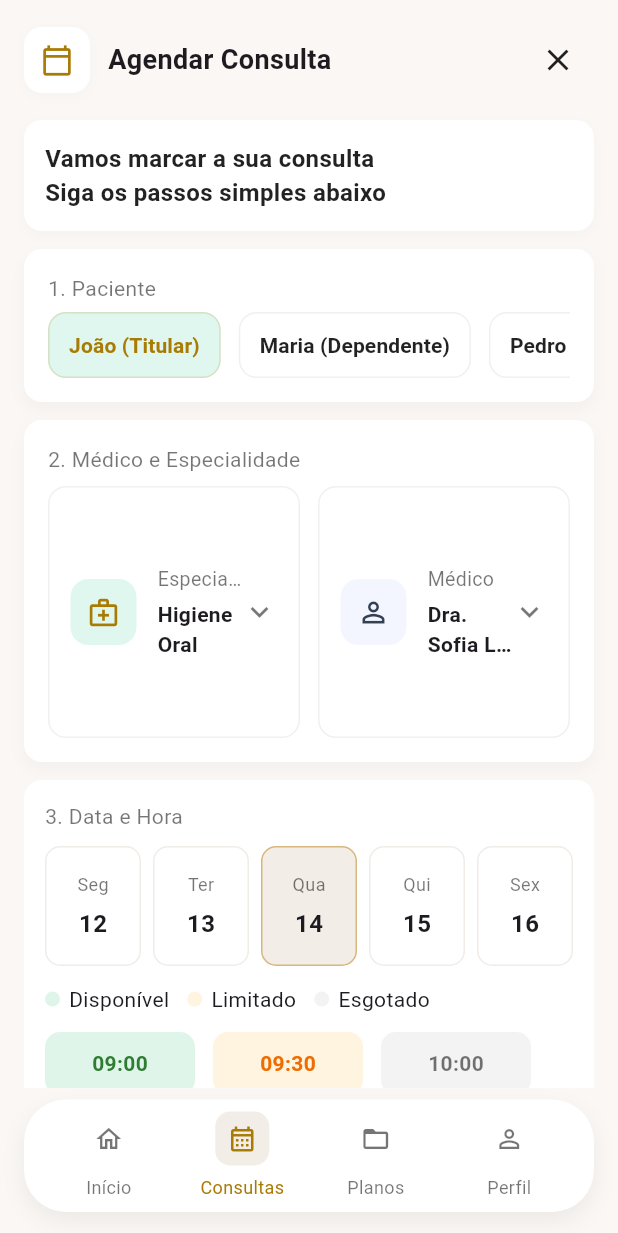
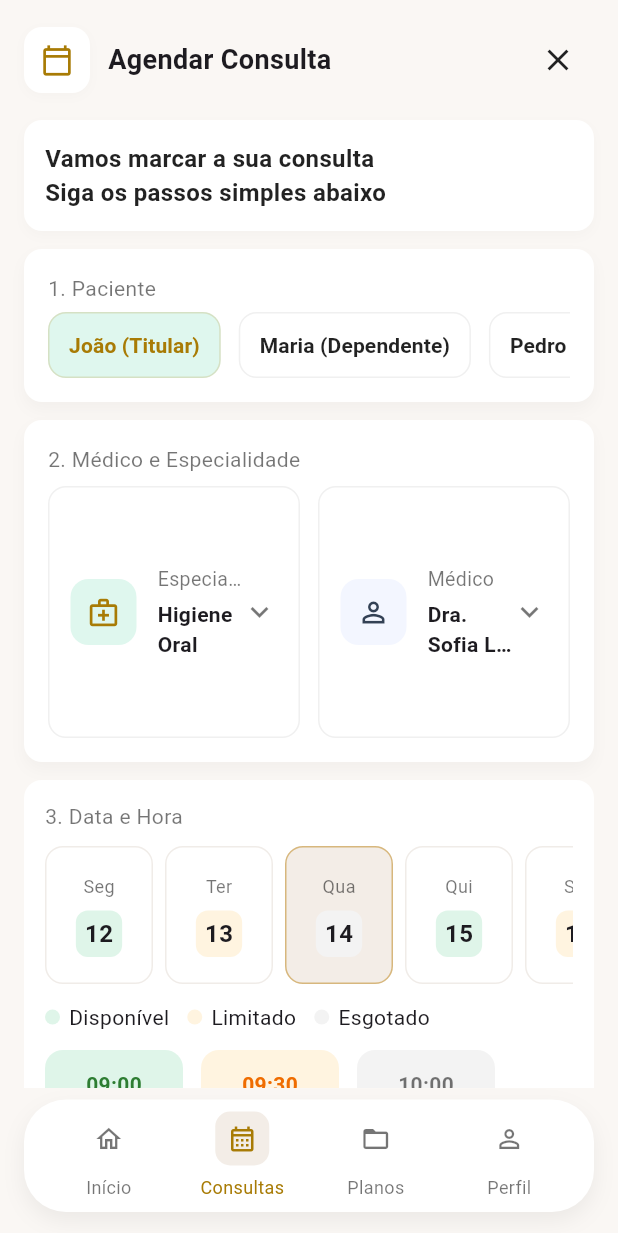
Before and after one commit to pv27643/ClinicaDent-ria, a Flutter app: the MarcarConsulta screen opened by its route, on a phone screen of 412 x 824 dp. Shown: the top 1233 px of the screen. Run offline on Flutter 3.47's test engine with Material 3 defaults, Android fonts, the phone set to English and light mode, and no system bars; our stand-ins replace flutter_dotenv, shared_preferences; accounts and stored records are empty.

```diff
--- a/mobile/lib/main.dart
+++ b/mobile/lib/main.dart
@@ -12,7 +12,6 @@ Future<void> main() async {
 	try {
 		await dotenv.load(fileName: ".env");
 	} catch (_) {
-		// ignore: avoid_print
 		print('No .env file found or error loading env');
 	}
 	runApp(const MyApp());
--- a/mobile/lib/marcar_consulta.dart
+++ b/mobile/lib/marcar_consulta.dart
@@ -14,13 +14,13 @@ class _MarcarConsulta extends State<MarcarConsulta> {
   String? _selectedInsurance;
 
   final List<Map<String, String>> _dateOptions = [
-    {'weekday': 'Seg', 'day': '12'},
-    {'weekday': 'Ter', 'day': '13'},
-    {'weekday': 'Qua', 'day': '14'},
-    {'weekday': 'Qui', 'day': '15'},
-    {'weekday': 'Sex', 'day': '16'},
-    {'weekday': 'Sáb', 'day': '17'},
-    {'weekday': 'Dom', 'day': '18'},
+    {'weekday': 'Seg', 'day': '12', 'month': 'Nov'},
+    {'weekday': 'Ter', 'day': '13', 'month': 'Nov'},
+    {'weekday': 'Qua', 'day': '14', 'month': 'Nov'},
+    {'weekday': 'Qui', 'day': '15', 'month': 'Nov'},
+    {'weekday': 'Sex', 'day': '16', 'month': 'Nov'},
+    {'weekday': 'Sáb', 'day': '17', 'month': 'Nov'},
+    {'weekday': 'Dom', 'day': '18', 'month': 'Nov'},
   ];
 
   final List<Map<String, String>> _timeSlots = [
@@ -318,31 +318,45 @@ class _MarcarConsulta extends State<MarcarConsulta> {
 
                     // dias
                     SizedBox(
-                      height: 80,
+                      height: 92,
                       child: ListView.builder(
                         scrollDirection: Axis.horizontal,
                         itemCount: _dateOptions.length,
                         itemBuilder: (ctx, i) {
                           final d = _dateOptions[i];
                           final selected = _selectedDateIndex == i;
+                          // availability mock: highlight middle as available
+                          final availColor = (i % 3 == 0) ? const Color(0xFFDFF5E9) : (i % 3 == 1) ? const Color(0xFFFFF4E0) : const Color(0xFFF3F3F3);
                           return Padding(
-                            padding: EdgeInsets.only(right: 8),
+                            padding: const EdgeInsets.only(right: 8),
                             child: GestureDetector(
                               onTap: () => setState(() => _selectedDateIndex = i),
                               child: Container(
-                                width: 64,
+                                width: 72,
                                 decoration: BoxDecoration(
                                   color: selected ? const Color(0xFFF3EDE7) : Colors.white,
-                                  borderRadius: BorderRadius.circular(10),
+                                  borderRadius: BorderRadius.circular(12),
                                   border: Border.all(color: selected ? const Color(0xFFD7B77D) : const Color(0xFFF0ECE8)),
                                 ),
-                                padding: const EdgeInsets.symmetric(vertical: 8),
+                                padding: const EdgeInsets.symmetric(vertical: 10, horizontal: 8),
                                 child: Column(
                                   mainAxisAlignment: MainAxisAlignment.center,
                                   children: [
-                                    Text(d['weekday'] ?? '', style: const TextStyle(fontSize: 12, color: Colors.black54)),
-                                    const SizedBox(height: 6),
-                                    Text(d['day'] ?? '', style: const TextStyle(fontSize: 16, fontWeight: FontWeight.w700)),
+                                    Row(
+                                      mainAxisAlignment: MainAxisAlignment.center,
+                                      children: [
+                                        Text(d['weekday'] ?? '', style: const TextStyle(fontSize: 12, color: Colors.black54)),
+                                      ],
+                                    ),
+                                    const SizedBox(height: 8),
+                                    Container(
+                                      padding: const EdgeInsets.symmetric(horizontal: 6, vertical: 4),
+                                      decoration: BoxDecoration(
+                                        color: availColor,
+                                        borderRadius: BorderRadius.circular(8),
+                                      ),
+                                      child: Text(d['day'] ?? '', style: const TextStyle(fontSize: 16, fontWeight: FontWeight.w700)),
+                                    ),
                                   ],
                                 ),
                               ),
@@ -378,16 +392,34 @@ class _MarcarConsulta extends State<MarcarConsulta> {
                         Color bgColor;
                         Color textColor = Colors.black87;
                         Border? border;
-                        if (status == 'available') { bgColor = const Color(0xFFDFF5E9); textColor = Colors.green.shade800; border = isSelected ? Border.all(color: Colors.green.shade800, width: 2) : null; }
-                        else if (status == 'limited') { bgColor = const Color(0xFFFFF4E0); textColor = Colors.orange.shade800; }
-                        else { bgColor = const Color(0xFFF3F3F3); textColor = Colors.black54; }
+                        if (status == 'available') {
+                          bgColor = const Color(0xFFDFF5E9);
+                          textColor = Colors.green.shade800;
+                          border = isSelected ? Border.all(color: Colors.green.shade800, width: 2) : null;
+                        } else if (status == 'limited') {
+                          bgColor = const Color(0xFFFFF4E0);
+                          textColor = Colors.orange.shade800;
+                          border = isSelected ? Border.all(color: Colors.orange.shade800, width: 2) : null;
+                        } else {
+                          bgColor = const Color(0xFFF3F3F3);
+                          textColor = Colors.black54;
+                        }
+
+                        // selected gets white bg with colored border like screenshot
+                        final displayBg = isSelected ? Colors.white : bgColor;
+                        final displayTextColor = isSelected ? (status == 'available' ? Colors.green.shade800 : (status == 'limited' ? Colors.orange.shade800 : textColor)) : textColor;
+
                         return GestureDetector(
                           onTap: status == 'soldout' ? null : () => setState(() => _selectedTime = time),
                           child: Container(
-                            width: 100,
-                            padding: const EdgeInsets.symmetric(vertical: 10),
-                            decoration: BoxDecoration(color: bgColor, borderRadius: BorderRadius.circular(10), border: border ?? Border.all(color: Colors.transparent)),
-                            child: Center(child: Text(time, style: TextStyle(color: textColor, fontWeight: FontWeight.w700))),
+                            width: 92,
+                            padding: const EdgeInsets.symmetric(vertical: 12),
+                            decoration: BoxDecoration(
+                              color: displayBg,
+                              borderRadius: BorderRadius.circular(12),
+                              border: border ?? Border.all(color: Colors.transparent),
+                            ),
+                            child: Center(child: Text(time, style: TextStyle(color: displayTextColor, fontWeight: FontWeight.w700))),
                           ),
                         );
                       }).toList(),
@@ -441,7 +473,7 @@ class _MarcarConsulta extends State<MarcarConsulta> {
                           const SizedBox(width: 10),
                           Expanded(
                             child: Text(
-                              '${_dateOptions[_selectedDateIndex]['day']} ${_dateOptions[_selectedDateIndex]['weekday']} • ${_selectedTime ?? '—'} • Higiene Oral • Dra. Sofia',
+                              '${_dateOptions[_selectedDateIndex]['day']} ${_dateOptions[_selectedDateIndex]['month']} • ${_selectedTime ?? '—'} • Higiene Oral • Dra. Sofia',
                               style: const TextStyle(fontSize: 14),
                             ),
                           ),
@@ -499,10 +531,12 @@ class _MarcarConsulta extends State<MarcarConsulta> {
 
   Widget _insuranceButton(String label, IconData icon) {
     final selected = _selectedInsurance == label;
+    final double availableWidth = MediaQuery.of(context).size.width;
+    final double itemWidth = (availableWidth - 32 - 12) / 2; // padding 16 left/right + spacing
     return GestureDetector(
       onTap: () => setState(() => _selectedInsurance = label),
       child: Container(
-        width: 160,
+        width: itemWidth,
         padding: const EdgeInsets.symmetric(horizontal: 12, vertical: 12),
         decoration: BoxDecoration(
           color: selected ? const Color(0xFFF6F6F6) : Colors.white,
```
Also changed, not shown: mobile/lib/login_page.dart (+8 -6 lines), mobile/lib/testes.dart (added, +65 -0 lines), 1 other file.
